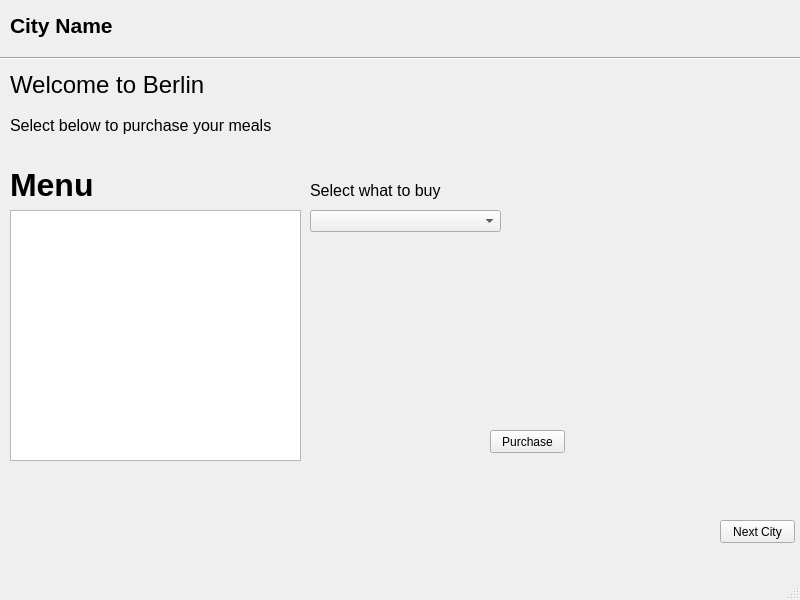
First picture: the form in QT/berlintripwindow.ui, repository xyphel/Project-1-European-Trip-Planner, before the edit.
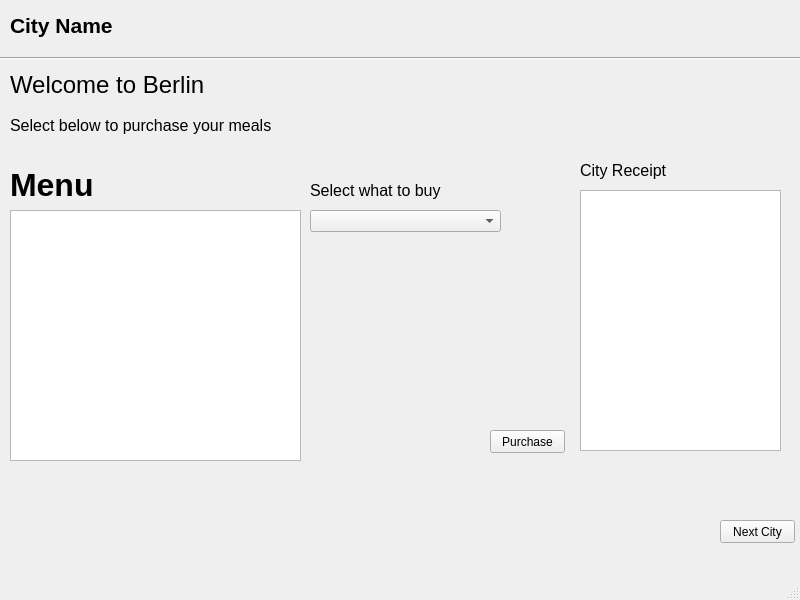
Second picture: the form after the edit.

Commit message: City receipt and ui changes

What changed in the file:
```diff
--- a/QT/berlintripwindow.ui
+++ b/QT/berlintripwindow.ui
@@ -138,6 +138,29 @@
      <string>Purchase</string>
     </property>
    </widget>
+   <widget class="QTextBrowser" name="textBrowser_2">
+    <property name="geometry">
+     <rect>
+      <x>580</x>
+      <y>190</y>
+      <width>201</width>
+      <height>261</height>
+     </rect>
+    </property>
+   </widget>
+   <widget class="QLabel" name="label_6">
+    <property name="geometry">
+     <rect>
+      <x>580</x>
+      <y>160</y>
+      <width>91</width>
+      <height>21</height>
+     </rect>
+    </property>
+    <property name="text">
+     <string>&lt;html&gt;&lt;head/&gt;&lt;body&gt;&lt;p&gt;&lt;span style=&quot; font-size:12pt;&quot;&gt;City Receipt&lt;/span&gt;&lt;/p&gt;&lt;/body&gt;&lt;/html&gt;</string>
+    </property>
+   </widget>
   </widget>
   <widget class="QMenuBar" name="menubar">
    <property name="geometry">
```
Left out of the diff: 2 changed lines with no effect on the pictures. The commit also changes 10 other files.
